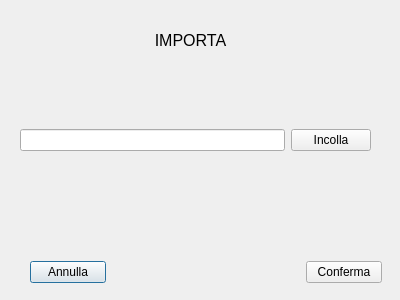
This is Client/importa.ui in MarcoFlo/Google-Drive as Qt 5 draws it before an edit. The edited form follows.
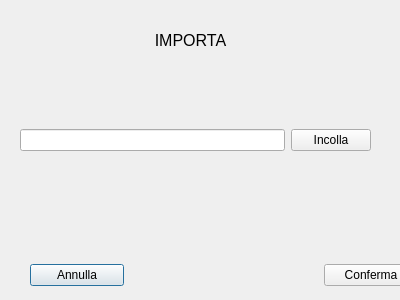
This is the edited form.

```diff
--- a/Client/importa.ui
+++ b/Client/importa.ui
@@ -34,13 +34,13 @@
     <set>Qt::AlignCenter</set>
    </property>
   </widget>
-  <widget class="QWidget" name="">
+  <widget class="QWidget" name="layoutWidget">
    <property name="geometry">
     <rect>
      <x>30</x>
      <y>260</y>
-     <width>352</width>
-     <height>25</height>
+     <width>388</width>
+     <height>30</height>
     </rect>
    </property>
    <layout class="QHBoxLayout" name="horizontalLayout">
@@ -63,7 +63,7 @@
     </item>
    </layout>
   </widget>
-  <widget class="QWidget" name="">
+  <widget class="QWidget" name="layoutWidget">
    <property name="geometry">
     <rect>
      <x>20</x>
```
Left out of the diff: 6 changed lines with no effect on the pictures.
